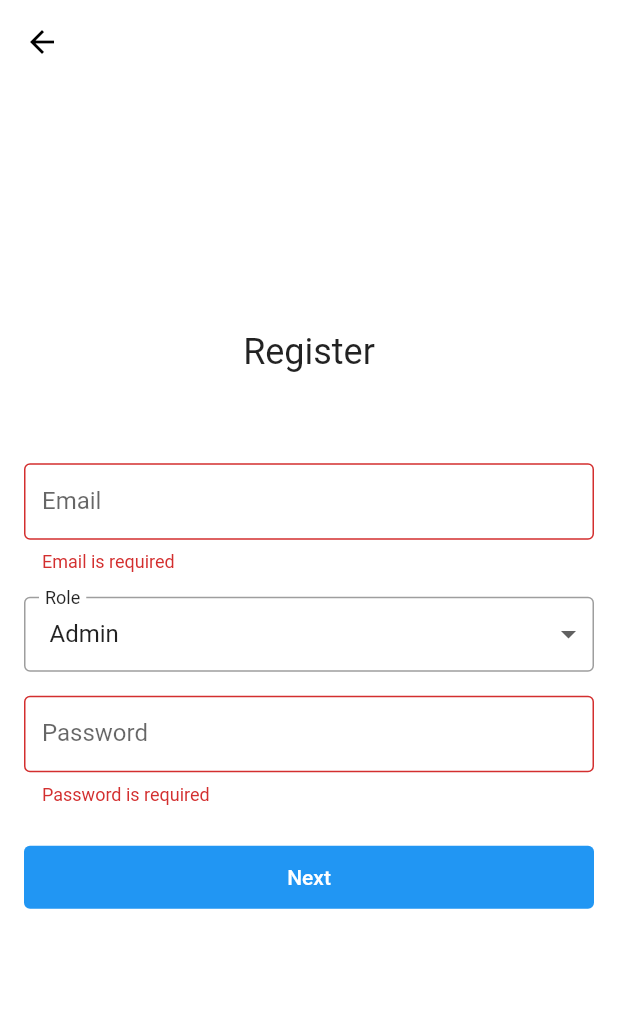
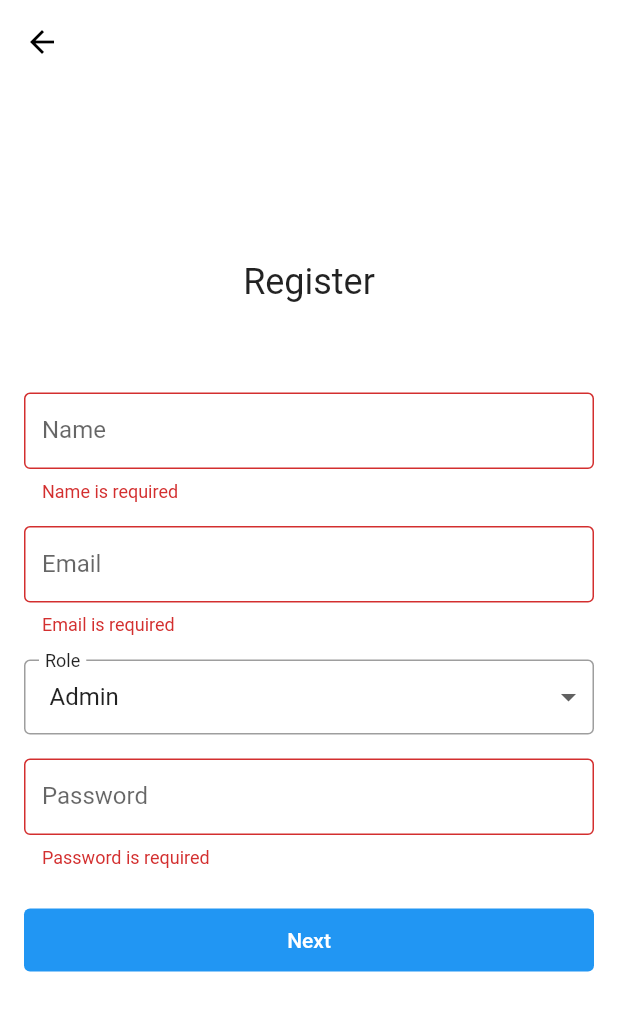
Before and after one commit to kouseina/flutter-login-register-firebase, a Flutter app: the Register screen opened directly, after a tap on "Next", on a phone screen of 412 x 824 dp. Shown: the top 1011 px of the screen. Run offline on Flutter 3.47's test engine with Material 2 defaults, Android fonts, the phone set to English and light mode, and no system bars; our stand-ins replace cloud_firestore, firebase_auth, firebase_core; accounts and stored records are empty.

Commit message:
feat(register and home): add name, make home

```diff
--- a/lib/register.dart
+++ b/lib/register.dart
@@ -15,6 +15,7 @@ final List<String> roleList = <String>['Admin', 'User'];
 class _RegisterState extends State<Register> {
   final db = FirebaseFirestore.instance;
   final _formKey = GlobalKey<FormState>();
+  final nameController = TextEditingController();
   final emailController = TextEditingController();
   final passwordController = TextEditingController();
 
@@ -22,6 +23,7 @@ class _RegisterState extends State<Register> {
 
   bool isLoading = false;
 
+  String? nameErrorText;
   String? emailErrorText;
   String? passwordErrorText;
 
@@ -36,6 +38,7 @@ class _RegisterState extends State<Register> {
     // TODO: implement dispose
     super.dispose();
 
+    nameController.dispose();
     emailController.dispose();
     passwordController.dispose();
   }
@@ -56,6 +59,7 @@ class _RegisterState extends State<Register> {
         );
 
         final user = <String, dynamic>{
+          "name": nameController.value.text,
           "email": emailController.value.text,
           "role": roleValue
         };
@@ -122,7 +126,7 @@ class _RegisterState extends State<Register> {
               mainAxisAlignment: MainAxisAlignment.center,
               children: [
                 SizedBox(
-                  height: MediaQuery.of(context).size.height / 5,
+                  height: MediaQuery.of(context).size.height / 7,
                 ),
                 const Text(
                   'Register',
@@ -135,6 +139,29 @@ class _RegisterState extends State<Register> {
                     key: _formKey,
                     child: Column(
                       children: [
+                        TextFormField(
+                          controller: nameController,
+                          onChanged: (value) {
+                            setState(() {
+                              nameErrorText = null;
+                            });
+                          },
+                          validator: (value) {
+                            if (value?.isEmpty ?? false) {
+                              return 'Name is required';
+                            }
+                            return null;
+                          },
+                          decoration: InputDecoration(
+                            border: const OutlineInputBorder(),
+                            labelText: 'Name',
+                            isDense: true,
+                            errorText: nameErrorText,
+                          ),
+                        ),
+                        const SizedBox(
+                          height: 16,
+                        ),
                         TextFormField(
                           controller: emailController,
                           onChanged: (value) {
```
Also changed, not shown: lib/home.dart (+11 -4 lines), lib/login.dart (line endings or trailing spaces).
